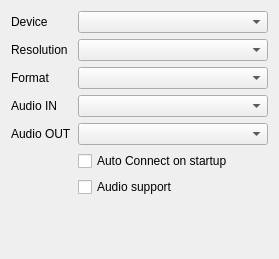
First picture: the form in Client/ui/device_setup_dialog.ui, repository zhanshen7/KVM-Card-Mini-PySide6, before the edit.
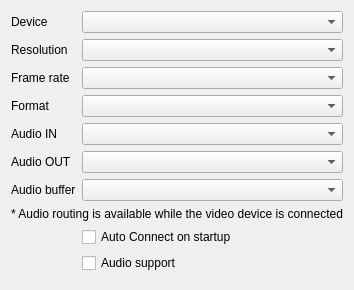
Second picture: the form after the edit.

The edit to the form file:
```diff
--- a/Client/ui/device_setup_dialog.ui
+++ b/Client/ui/device_setup_dialog.ui
@@ -7,13 +7,13 @@
     <x>0</x>
     <y>0</y>
     <width>279</width>
-    <height>259</height>
+    <height>288</height>
    </rect>
   </property>
   <property name="maximumSize">
    <size>
     <width>16777215</width>
-    <height>300</height>
+    <height>340</height>
    </size>
   </property>
   <property name="windowTitle">
@@ -44,62 +44,89 @@
    <item row="3" column="1">
     <widget class="QComboBox" name="comboBox_2"/>
    </item>
-   <item row="10" column="1">
+   <item row="12" column="1">
     <widget class="QDialogButtonBox" name="buttonBox">
     </widget>
    </item>
    <item row="4" column="0">
+    <widget class="QLabel" name="label_frame_rate">
+     <property name="text">
+      <string>Frame rate</string>
+     </property>
+    </widget>
+   </item>
+   <item row="4" column="1">
+    <widget class="QComboBox" name="comboBox_frame_rate"/>
+   </item>
+   <item row="5" column="0">
     <widget class="QLabel" name="label_3">
      <property name="text">
       <string>Format</string>
      </property>
     </widget>
    </item>
-   <item row="4" column="1">
+   <item row="5" column="1">
     <widget class="QComboBox" name="comboBox_3"/>
    </item>
-   <item row="9" column="1">
+   <item row="11" column="1">
     <widget class="QCheckBox" name="checkBoxAudio">
      <property name="text">
       <string>Audio support</string>
      </property>
     </widget>
    </item>
-   <item row="5" column="0">
+   <item row="6" column="0">
     <widget class="QLabel" name="label_4">
      <property name="text">
       <string>Audio IN</string>
      </property>
     </widget>
    </item>
-   <item row="5" column="1">
+   <item row="6" column="1">
     <widget class="QComboBox" name="comboBox_4">
      <property name="mouseTracking">
       <bool>false</bool>
      </property>
     </widget>
    </item>
-   <item row="6" column="0">
+   <item row="7" column="0">
     <widget class="QLabel" name="label_5">
      <property name="text">
       <string>Audio OUT</string>
      </property>
     </widget>
    </item>
-   <item row="8" column="1">
+   <item row="10" column="1">
     <widget class="QCheckBox" name="checkBoxAutoConnect">
      <property name="text">
       <string>Auto Connect on startup</string>
      </property>
     </widget>
    </item>
-   <item row="6" column="1">
+   <item row="7" column="1">
     <widget class="QComboBox" name="comboBox_5">
      <property name="mouseTracking">
       <bool>false</bool>
      </property>
     </widget>
    </item>
+   <item row="9" column="0" colspan="2">
+    <widget class="QLabel" name="label_7">
+     <property name="text">
+      <string>* Audio routing is available while the video device is connected</string>
+     </property>
+    </widget>
+   </item>
+   <item row="8" column="0">
+    <widget class="QLabel" name="label_audio_buffer">
+     <property name="text">
+      <string>Audio buffer</string>
+     </property>
+    </widget>
+   </item>
+   <item row="8" column="1">
+    <widget class="QComboBox" name="comboBox_audio_buffer"/>
+   </item>
   </layout>
  </widget>
  <resources/>
```
